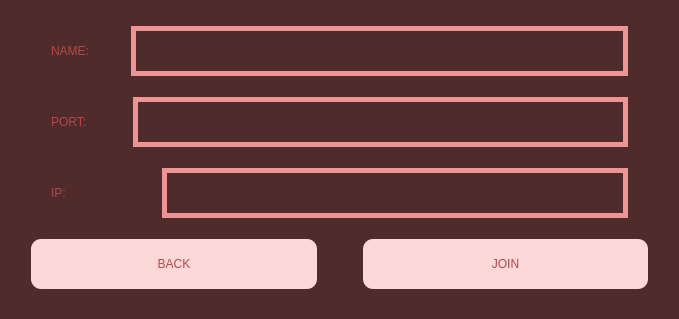
First picture: the form in MATFWars/join.ui, repository Divljo31/MATFWars, before the edit.
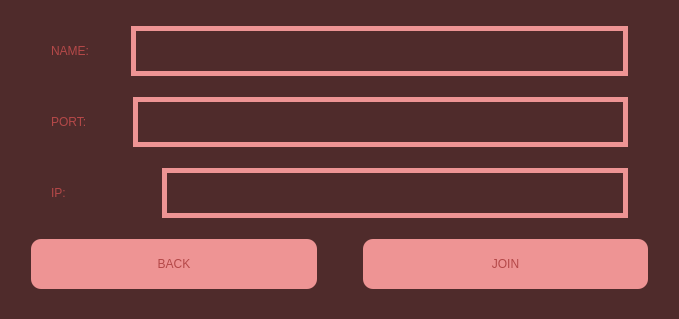
Second picture: the form after the edit. Icons and pictures are not drawn.

What changed in the file:
```diff
--- a/MATFWars/join.ui
+++ b/MATFWars/join.ui
@@ -294,7 +294,7 @@
        <property name="styleSheet">
         <string notr="true">color:rgb(180, 72, 72);
 font: 600 25pt &quot;URW Bookman&quot;;
-background-color: rgb(253, 216, 216);
+background-color: rgb(238, 148, 148);
 border-radius:10px;</string>
        </property>
        <property name="text">
@@ -341,7 +341,7 @@
        <property name="styleSheet">
         <string notr="true">color:rgb(180, 72, 72);
 font: 600 25pt &quot;URW Bookman&quot;;
-background-color: rgb(253, 216, 216);
+background-color: rgb(238, 148, 148);
 border-radius:10px;</string>
        </property>
        <property name="text">
```
